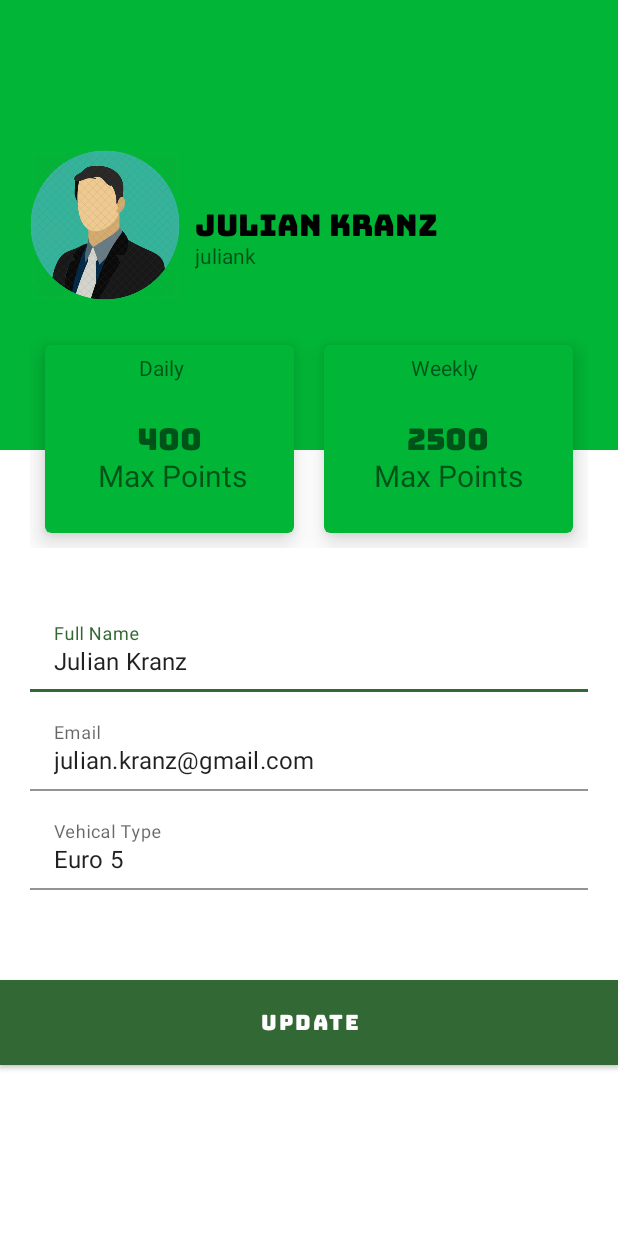
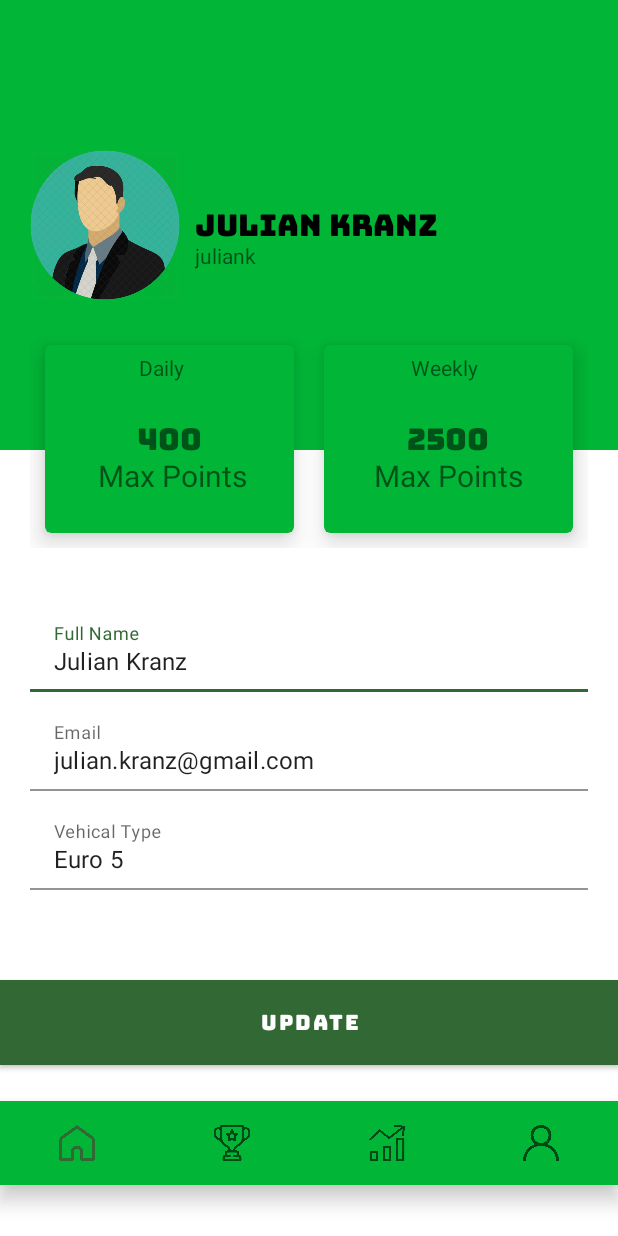
Before and after one commit to weirdkey/Green-Karma, an Android app: the layout activity_profile.xml on its own in the app's theme, with its tools: preview values and no code run, on a phone screen of 412 x 824 dp. Run offline under Robolectric (Android 15) with nearby library versions, the phone set to English and light mode, and no system bars.

Commit message:
merge conflict1234567891012

```diff
--- a/MyFirstApp/app/src/main/java/com/example/myfirstapp/AfterLogin.java
+++ b/MyFirstApp/app/src/main/java/com/example/myfirstapp/AfterLogin.java
@@ -32,6 +32,8 @@ public class AfterLogin extends Activity {
     protected void onCreate(Bundle savedInstanceState) {
         super.onCreate(savedInstanceState);
         setContentView(R.layout.activity_bottomlayout);
+        TextView txt = (TextView) findViewById(R.id.rewards_label);
+        txt.setPaintFlags(txt.getPaintFlags() | Paint.UNDERLINE_TEXT_FLAG);
         menu = findViewById(R.id.bottom_nav);
         ColorFilter cf = new LightingColorFilter(2, 3);
         home_button = menu.findViewById(R.id.home);
--- a/MyFirstApp/app/src/main/res/layout/activity_profile.xml
+++ b/MyFirstApp/app/src/main/res/layout/activity_profile.xml
@@ -5,7 +5,8 @@
     android:layout_width="match_parent"
     android:layout_height="match_parent"
     android:orientation="vertical"
-    tools:context=".UserProfile">
+    tools:context=".UserProfile"
+    android:id="@+id/whole">
     <RelativeLayout
         android:layout_width="match_parent"
         android:layout_height="300dp"
@@ -183,8 +184,19 @@
         android:fontFamily="@font/bungee"
         android:layout_height="wrap_content"
         android:layout_marginTop="30dp"
+        android:layout_marginBottom="24dp"
         android:layout_width="match_parent"
         android:text="UPDATE"
         android:backgroundTint="#01B636"/>
 
+    <com.google.android.material.bottomnavigation.BottomNavigationView
+        android:id="@+id/bottom_nav"
+        android:layout_width="match_parent"
+        android:layout_height="wrap_content"
+        android:layout_marginBottom="0dp"
+        android:background="#01B636"
+        app:itemHorizontalTranslationEnabled="false"
+        app:labelVisibilityMode="unlabeled"
+        app:menu="@menu/menu" />
+
 </LinearLayout>
```
